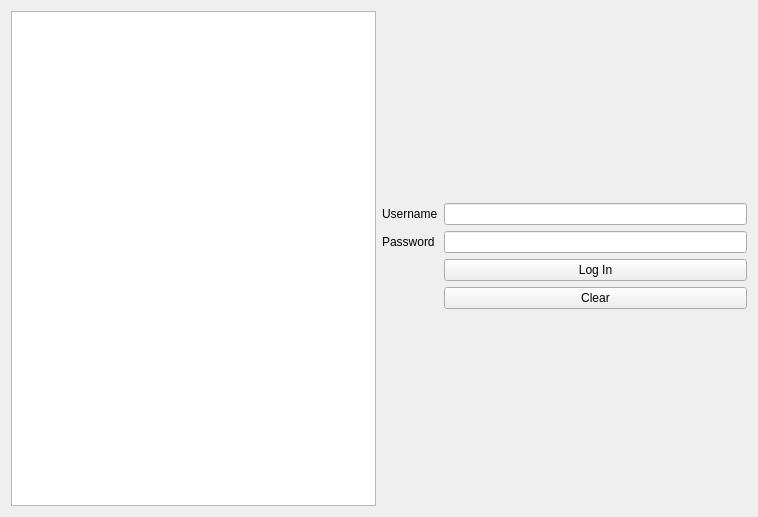
Above: loginwidget.ui from jwannamaker/CS1D_FastFoodProject before the change. Below: the same form after it.
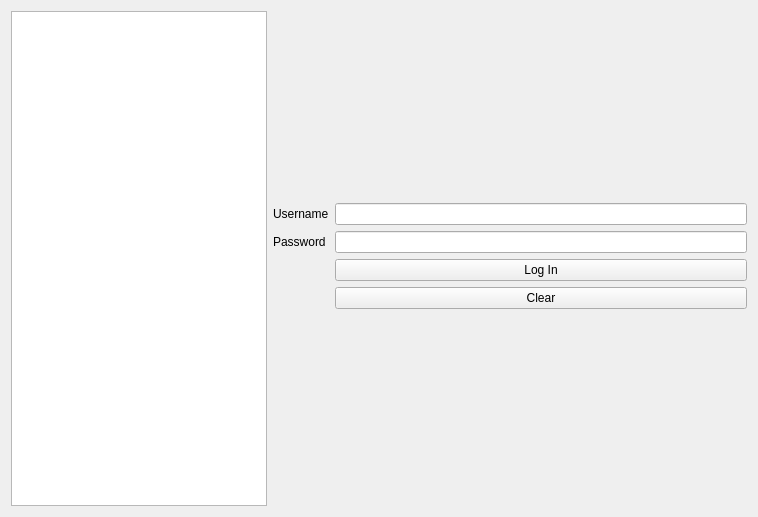
That is the form after the change.

Patch:
```diff
--- a/loginwidget.ui
+++ b/loginwidget.ui
@@ -70,7 +70,14 @@
     </spacer>
    </item>
    <item row="0" column="1" rowspan="4">
-    <widget class="QGraphicsView" name="graphicsView"/>
+    <widget class="QGraphicsView" name="graphicsView">
+     <property name="sizePolicy">
+      <sizepolicy hsizetype="Preferred" vsizetype="Preferred">
+       <horstretch>0</horstretch>
+       <verstretch>0</verstretch>
+      </sizepolicy>
+     </property>
+    </widget>
    </item>
    <item row="3" column="2">
     <spacer name="verticalSpacer">
```
